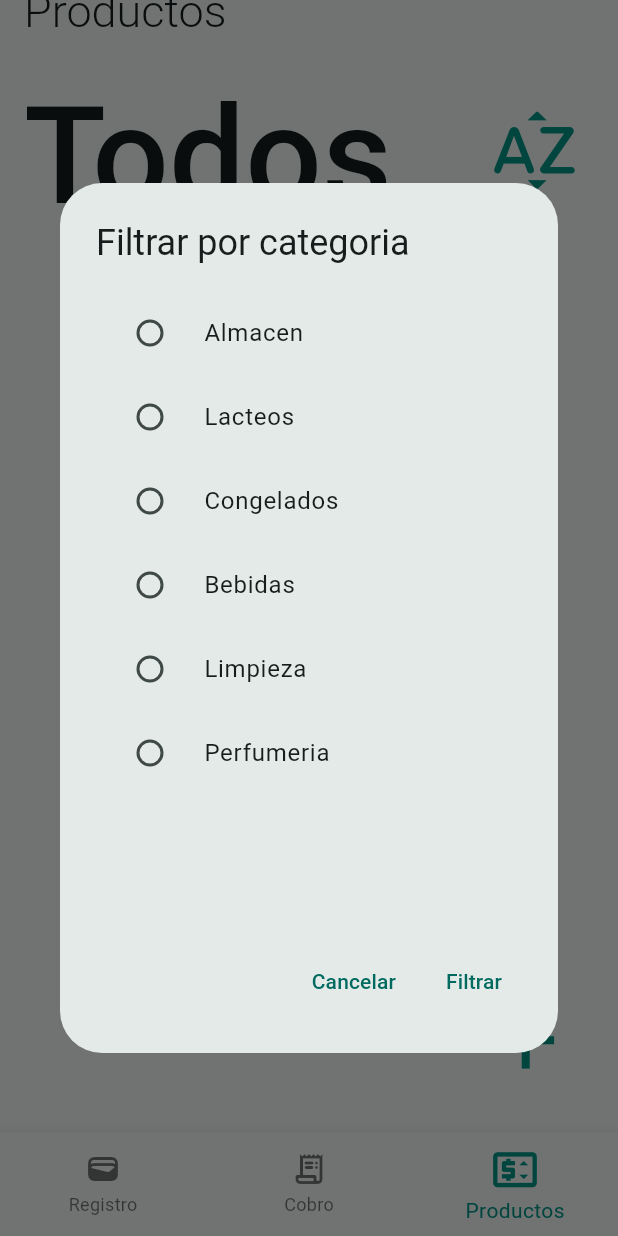
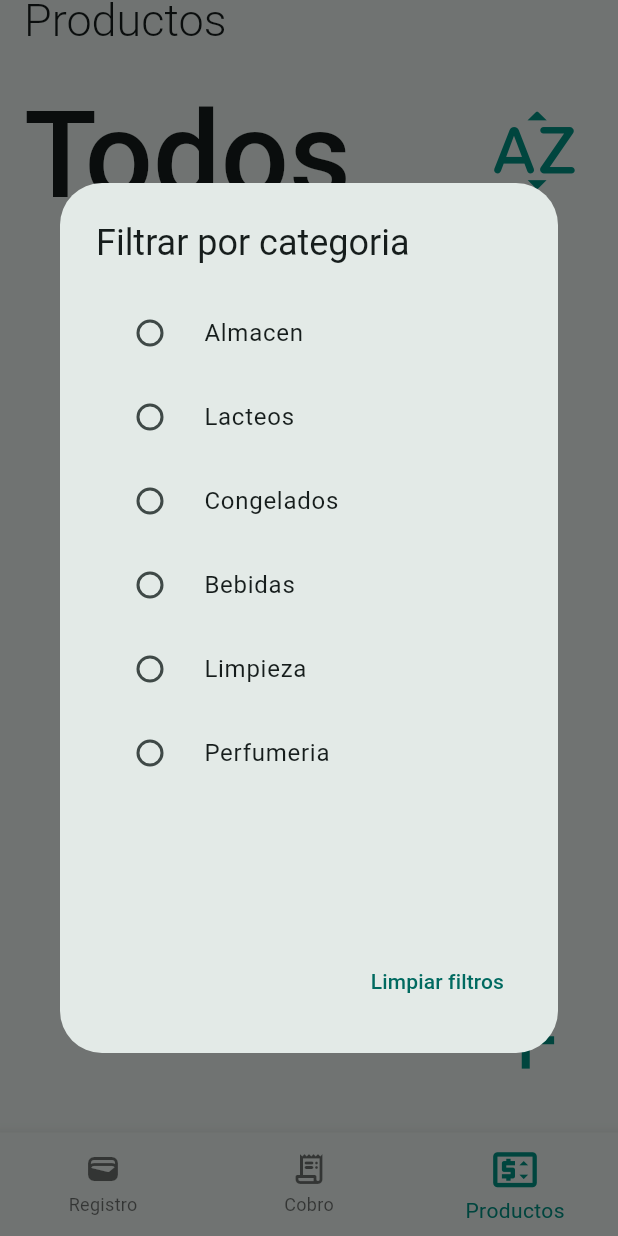
Before and after one commit to SrGnico/cobros_app, a Flutter app: the screen it shows after launch, item 3 of the bottom bar chosen, after a tap on the "sort by alpha" icon, on a phone screen of 412 x 824 dp. Run offline on Flutter 3.47's test engine with Material 2 defaults, Android fonts, the light colour scheme and no system bars; our stand-ins replace go_router, sqflite; missing offline and left inert: simple_barcode_scanner; accounts and stored records are empty.

Commit message:
Product Filter By category

```diff
--- a/lib/screens/add_product_screen.dart
+++ b/lib/screens/add_product_screen.dart
@@ -55,7 +55,7 @@ class _AddProductScreenState extends State<AddProductScreen> {
               'Agregar',
               maxLines: 1,
               style: TextStyle(
-                fontSize: 90,
+                fontSize: 80,
                 fontWeight: FontWeight.w500
               ),
             ),
--- a/lib/screens/cash_screen.dart
+++ b/lib/screens/cash_screen.dart
@@ -40,7 +40,7 @@ class _CashScreenState extends State<CashScreen> {
               '\$ $total',
               maxLines: 1,
               style: const TextStyle(
-                fontSize: 90,
+                fontSize: 80,
                 fontWeight: FontWeight.w500
               ),
             ),
--- a/lib/screens/product_screen.dart
+++ b/lib/screens/product_screen.dart
@@ -30,22 +30,22 @@ class _ProductScreenState extends State<ProductScreen> {
     return Scaffold(
       appBar: AppBar(
         toolbarHeight: 150,
-        title: const Column(
+        title: Column(
           crossAxisAlignment: CrossAxisAlignment.start,
           children: [
-            Text(
+            const Text(
               'Productos',
               style: TextStyle(
                 fontSize: 30,
                 fontWeight: FontWeight.w300,
               ),
             ),
-            SizedBox(height: 20),
+            const SizedBox(height: 20),
             Text(
-              'Todos',
+              selectedCategoria == '' ? 'Todos' : selectedCategoria,
               maxLines: 1,
-              style: TextStyle(
-                fontSize: 90,
+              style: const TextStyle(
+                fontSize: 80,
                 fontWeight: FontWeight.w500
               ),
             ),
@@ -85,13 +85,15 @@ class _ProductScreenState extends State<ProductScreen> {
                   ),
                   actions: <Widget>[
                     TextButton(
-                      onPressed: () => Navigator.pop(context, 'Cancel'),
-                      child: const Text('Cancelar'),
+                      onPressed: (){
+                        setState(() {
+                          list = DatabaseHelper.getAllProducts();
+                          context.pop();
+                        });
+                      },
+                      child: const Text('Limpiar filtros'),
                     ),
-                    TextButton(
-                      onPressed: () => Navigator.pop(context, 'OK'),
-                      child: const Text('Filtrar'),
-                    ),
+
                   ],
                 )
 
@@ -108,7 +110,7 @@ class _ProductScreenState extends State<ProductScreen> {
           ),
         ],
       ),
-      body: const FutureProductList(),
+      body: FutureProductList(list: list,),
       floatingActionButton:
         IconButton(
           onPressed: () {
--- a/lib/screens/record_screen.dart
+++ b/lib/screens/record_screen.dart
@@ -24,7 +24,7 @@ class RecordScreen extends StatelessWidget {
               'Todos',
               maxLines: 1,
               style: TextStyle(
-                fontSize: 90,
+                fontSize: 80,
                 fontWeight: FontWeight.w500
               ),
             ),
--- a/lib/widgets/future_product_list.dart
+++ b/lib/widgets/future_product_list.dart
@@ -1,11 +1,12 @@
 import 'package:cobros_app/models/product.dart';
-import 'package:cobros_app/services/database_delper.dart';
 import 'package:cobros_app/widgets/product_cart_item.dart';
 import 'package:flutter/material.dart';
 
 class FutureProductList extends StatelessWidget {
+
+  final list;
   final String? title;
-  const FutureProductList({super.key, this.title});
+  const FutureProductList({super.key, this.title, this.list});
 
   @override
   Widget build(BuildContext context){
@@ -25,7 +26,7 @@ class FutureProductList extends StatelessWidget {
         ),
         Expanded(
           child: FutureBuilder(
-            future: DatabaseHelper.getAllProducts(),
+            future: list,
             builder: (context,AsyncSnapshot<List<Product>?> snapshot){
               if(snapshot.connectionState == ConnectionState.waiting){
                 return const Center(child: CircularProgressIndicator());
```
